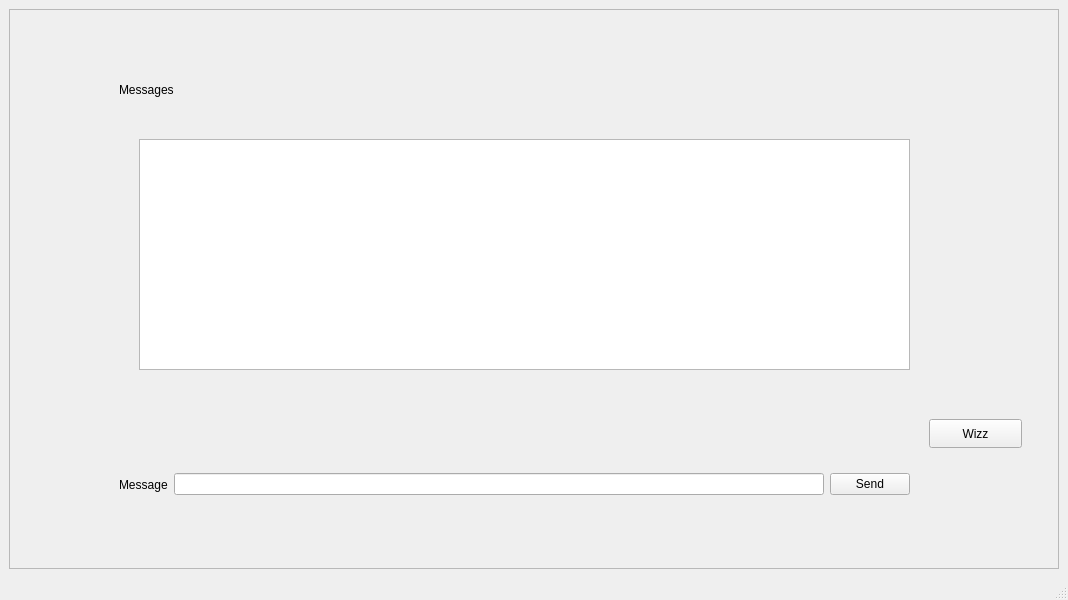
Old version of the form Client/UIFiles/MainWindow.ui in the repository oussema-fatnassi/CPPRT.
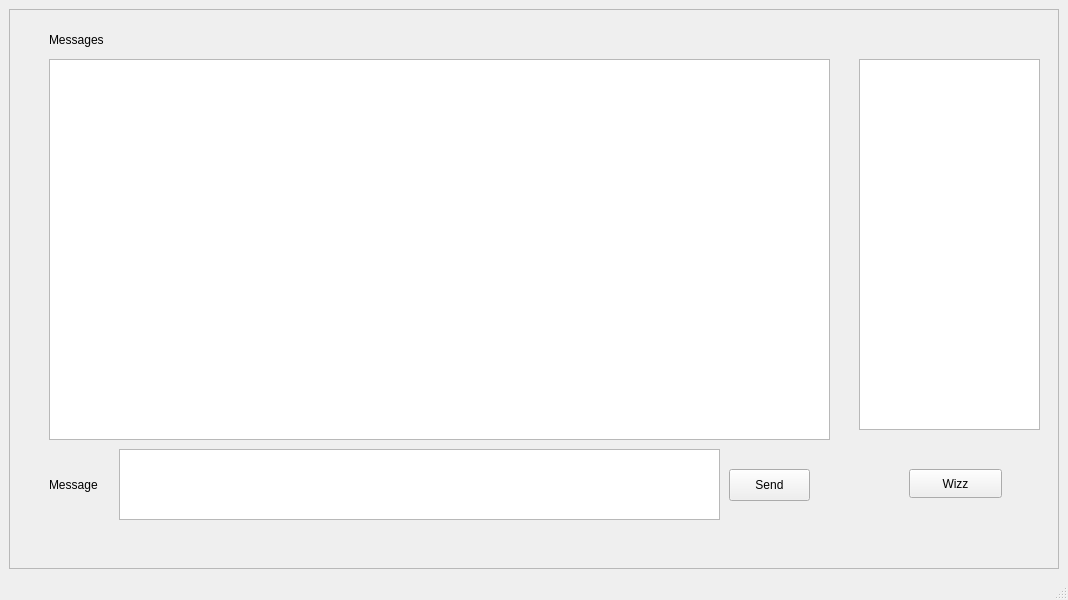
New version of the form.

Commit message: feat : chage of the UI with a QEditText and QListView

Diff of the .ui file:
```diff
--- a/Client/UIFiles/MainWindow.ui
+++ b/Client/UIFiles/MainWindow.ui
@@ -23,21 +23,11 @@
       <property name="frameShadow">
        <enum>QFrame::Shadow::Raised</enum>
       </property>
-      <widget class="QListWidget" name="listMessages">
-       <property name="geometry">
-        <rect>
-         <x>130</x>
-         <y>130</y>
-         <width>771</width>
-         <height>231</height>
-        </rect>
-       </property>
-      </widget>
       <widget class="QLabel" name="label_2">
        <property name="geometry">
         <rect>
-         <x>110</x>
-         <y>70</y>
+         <x>40</x>
+         <y>20</y>
          <width>81</width>
          <height>21</height>
         </rect>
@@ -46,40 +36,11 @@
         <string>Messages</string>
        </property>
       </widget>
-      <widget class="QWidget" name="layoutWidget">
+      <widget class="QPushButton" name="buttonWizz">
        <property name="geometry">
         <rect>
-         <x>110</x>
+         <x>900</x>
          <y>460</y>
-         <width>791</width>
-         <height>31</height>
-        </rect>
-       </property>
-       <layout class="QHBoxLayout" name="horizontalLayout">
-        <item>
-         <widget class="QLabel" name="label">
-          <property name="text">
-           <string>Message</string>
-          </property>
-         </widget>
-        </item>
-        <item>
-         <widget class="QLineEdit" name="InMessage"/>
-        </item>
-        <item>
-         <widget class="QPushButton" name="btnSend">
-          <property name="text">
-           <string>Send</string>
-          </property>
-         </widget>
-        </item>
-       </layout>
-      </widget>
-      <widget class="QPushButton" name="pushButton">
-       <property name="geometry">
-        <rect>
-         <x>920</x>
-         <y>410</y>
          <width>93</width>
          <height>29</height>
         </rect>
@@ -88,6 +49,71 @@
         <string>Wizz</string>
        </property>
       </widget>
+      <widget class="QListWidget" name="listClients">
+       <property name="geometry">
+        <rect>
+         <x>850</x>
+         <y>50</y>
+         <width>181</width>
+         <height>371</height>
+        </rect>
+       </property>
+      </widget>
+      <widget class="QPushButton" name="buttonSend">
+       <property name="geometry">
+        <rect>
+         <x>720</x>
+         <y>460</y>
+         <width>81</width>
+         <height>32</height>
+        </rect>
+       </property>
+       <property name="text">
+        <string>Send</string>
+       </property>
+      </widget>
+      <widget class="QLabel" name="label">
+       <property name="geometry">
+        <rect>
+         <x>40</x>
+         <y>460</y>
+         <width>61</width>
+         <height>31</height>
+        </rect>
+       </property>
+       <property name="text">
+        <string>Message</string>
+       </property>
+      </widget>
+      <widget class="QTextEdit" name="textEdit">
+       <property name="geometry">
+        <rect>
+         <x>110</x>
+         <y>440</y>
+         <width>601</width>
+         <height>71</height>
+        </rect>
+       </property>
+      </widget>
+      <widget class="QListView" name="listView">
+       <property name="geometry">
+        <rect>
+         <x>40</x>
+         <y>50</y>
+         <width>781</width>
+         <height>381</height>
+        </rect>
+       </property>
+       <property name="horizontalScrollBarPolicy">
+        <enum>Qt::ScrollBarPolicy::ScrollBarAlwaysOff</enum>
+       </property>
+       <property name="isWrapping" stdset="0">
+        <bool>false</bool>
+       </property>
+       <property name="wordWrap">
+        <bool>false</bool>
+       </property>
+      </widget>
      </widget>
     </item>
    </layout>
```
Left out of the diff: 2 changed lines with no effect on the pictures.
